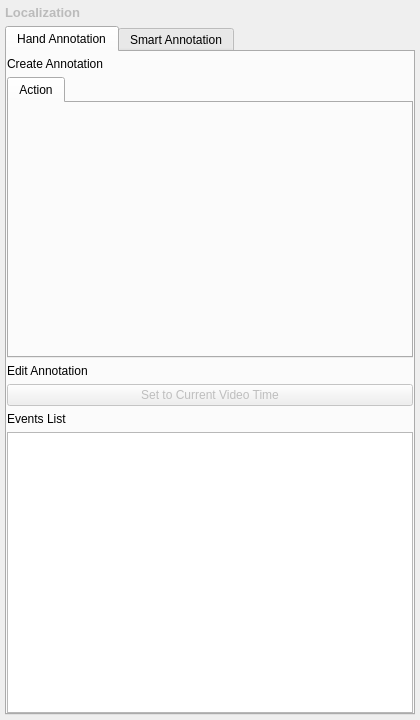
Before: the Qt Designer form annotation_tool/ui/localization/annotation_panel/localization_annotation_panel.ui in OpenSportsLab/VideoAnnotationTool, drawn with Qt 5.
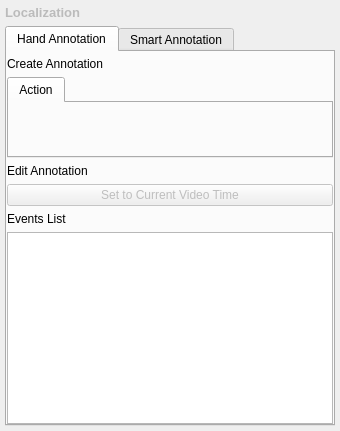
After: the same form once the commit is applied.

Commit message: refactor: Remove geometry properties from annotation panel UI files

```diff
--- a/annotation_tool/ui/localization/annotation_panel/localization_annotation_panel.ui
+++ b/annotation_tool/ui/localization/annotation_panel/localization_annotation_panel.ui
@@ -2,14 +2,6 @@
 <ui version="4.0">
  <class>LocalizationAnnotationPanel</class>
  <widget class="QWidget" name="LocalizationAnnotationPanel">
-  <property name="geometry">
-   <rect>
-    <x>0</x>
-    <y>0</y>
-    <width>420</width>
-    <height>720</height>
-   </rect>
-  </property>
   <layout class="QVBoxLayout" name="mainLayout">
    <property name="spacing">
     <number>6</number>
```
The commit also changes 2 other files.
